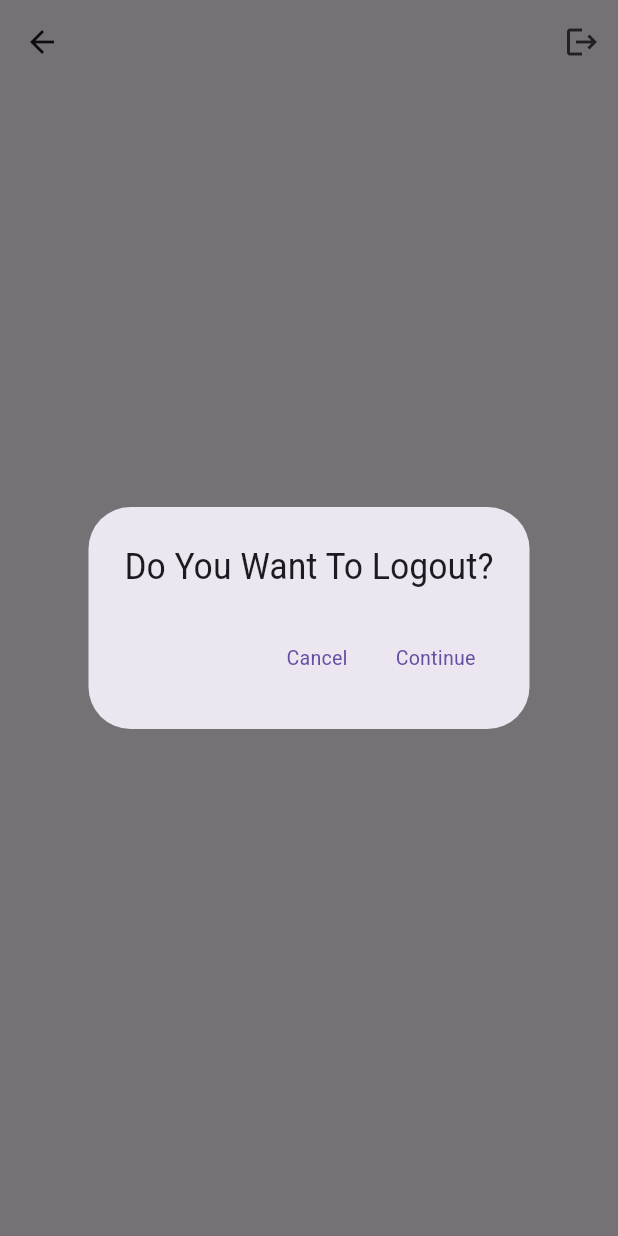
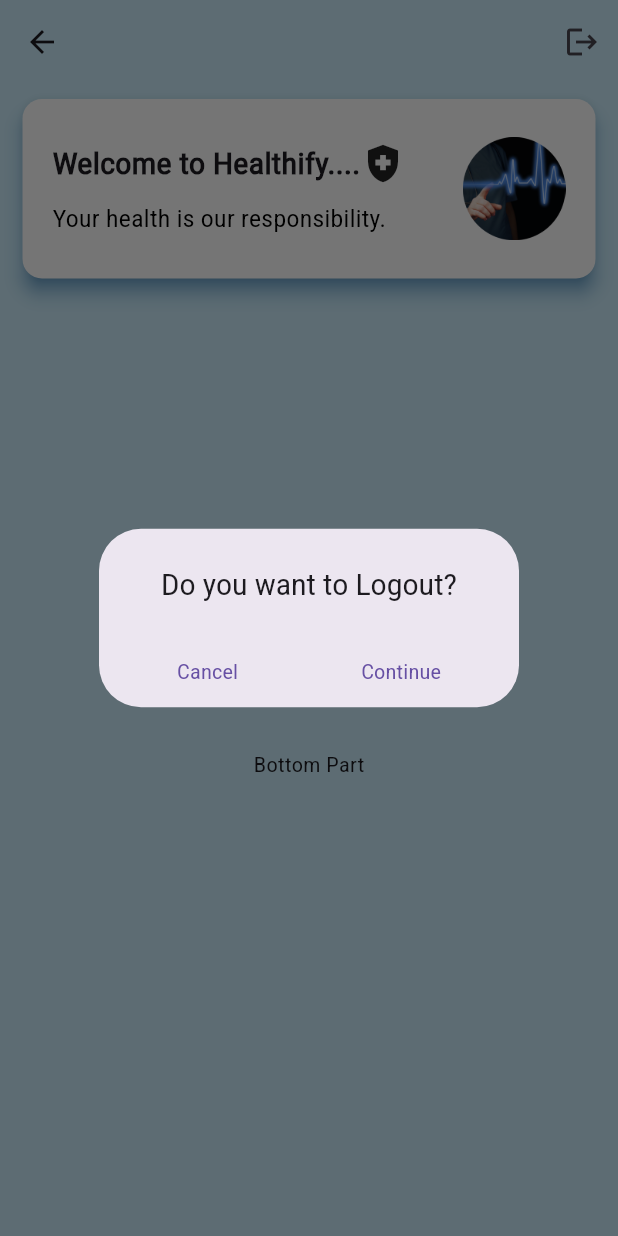
Before and after one commit to chamodlw/firebasic, a Flutter app: the HomePage screen opened by its route, after a tap on the "logout" icon, on a phone screen of 412 x 824 dp. Run offline on Flutter 3.47's test engine with Material 3 defaults, Android fonts, the phone set to English and light mode, and no system bars; our stand-ins replace auto_route, firebase_auth, firebase_core; accounts and stored records are empty.

Commit message:
top bar ok

```diff
--- a/lib/components/show_alert.dart
+++ b/lib/components/show_alert.dart
@@ -1,33 +1,46 @@
 import 'package:auto_route/auto_route.dart';
 import 'package:fire2/routes/app_router.dart';
+import 'package:firebase_auth/firebase_auth.dart';
 import 'package:flutter/material.dart';
+import '../styles/styles.dart';
 
 @RoutePage()
 class ShowAlert extends StatelessWidget {
-  showAlertDialog(BuildContext context) {
+  const ShowAlert({super.key}); // Added constructor for consistency
 
-  // set up the buttons
-  Widget cancelButton = TextButton(
-    child: Text("Cancel"),
-    onPressed:  () {},
-  );
-  Widget continueButton = TextButton(
-    child: Text("Continue"),
-    onPressed:  () {
+  void showAlertDialog(BuildContext context) {
+    // Set up the AlertDialog
+    AlertDialog alert = AlertDialog(
+      title: Center(
+        child: Text(
+          "Do you want to Logout?",
+          style: Styles.title3,
+        ),
+      ),
+      actionsPadding: const EdgeInsets.symmetric(horizontal: 40), // Add horizontal padding
+      actions: [
+        Row(
+          mainAxisAlignment: MainAxisAlignment.spaceBetween, // Justify buttons
+          children: [
+            TextButton(
+              child: const Text("Cancel"),
+              onPressed: () {
+                Navigator.of(context).pop(); // Close the dialog on cancel
+              },
+            ),
+            TextButton(
+              child: const Text("Continue"),
+              onPressed: () {
+                FirebaseAuth.instance.signOut();
                 AutoRouter.of(context).push(const LoginRoute());
               },
-  );
-
-  // set up the AlertDialog
-  AlertDialog alert = AlertDialog(
-    title: Text("Do You Want To Logout?"),
-    actions: [
-      cancelButton,
-      continueButton,
+            ),
+          ],
+        ),
       ],
     );
 
-  // show the dialog
+    // Show the dialog
     showDialog(
       context: context,
       builder: (BuildContext context) {
@@ -38,7 +51,14 @@
 
   @override
   Widget build(BuildContext context) {
-    // TODO: implement build
-    throw UnimplementedError();
+    // Trigger the alert dialog when this screen is built
+    Future.delayed(Duration.zero, () => showAlertDialog(context));
+
+    return Scaffold(
+      appBar: AppBar(title: const Text('Logout Alert')),
+      body: const Center(
+        child: Text('Press back to exit or check the alert dialog'),
+      ),
+    );
   }
 }
--- a/lib/homepage.dart
+++ b/lib/homepage.dart
@@ -1,8 +1,9 @@
 // homepage.dart
 import 'package:auto_route/auto_route.dart';
+import 'package:firebase_auth/firebase_auth.dart';
 import 'package:flutter/material.dart';
-import 'login.dart';
 import '../components/show_alert.dart';
+import '../styles/styles.dart';
 
 @RoutePage()
 class HomePage extends StatelessWidget {
@@ -10,7 +11,8 @@
   Widget build(BuildContext context) {
     return Scaffold(
       appBar: AppBar(
-
+        //add color
+        backgroundColor: Color.fromARGB(255, 202, 235, 250),
         actions: [
           IconButton(
             icon: Icon(Icons.logout),
@@ -20,7 +22,74 @@
           ),
         ],
       ),
-      body: Center(child: Text('Logged in successfully!')),
+      backgroundColor: Color.fromARGB(255, 202, 235, 250),
+      body: Column(
+        children: [
+          Expanded(
+            flex: 2,
+            child: Center(
+              child: Card(
+                margin:
+                    const EdgeInsets.symmetric(horizontal: 15, vertical: 10),
+                shape: RoundedRectangleBorder(
+                  borderRadius: BorderRadius.circular(13),
+                ),
+                elevation: 5,
+                shadowColor: Colors.blue,
+                color: Colors.white,
+                child: Container(
+                  width: double.infinity,
+                  height: double.infinity,
+                  padding: const EdgeInsets.all(20),
+                  child: Row(
+                    children: [
+                      Expanded(
+                        flex: 8,
+                        child: Column(
+                          mainAxisAlignment: MainAxisAlignment.center,
+                          children: [
+                            Row(children: [
+                              Text(
+                                'Welcome to Healthify....',
+                                style: Styles.title4,
+                              ),
+                              Icon(
+                                Icons.health_and_safety,
+                                size: 30,
+                              ),
+                            ]),
+                            SizedBox(height: 10),
+                            Row(children: [
+                              Text(
+                                'Your health is our responsibility.',
+                                style: Styles.text1,
+                              ),
+                            ]),
+                          ],
+                        ),
+                      ),
+                      Expanded(
+                        flex: 2,
+                        child: Container(
+                          child: Center(
+                            child: Image(image: AssetImage('assets/images/health.png')),
+                          ),
+                        ),
+                      ),
+                    ],
+                  ),
+                ),
+              ),
+            ),
+          ),
+          Expanded(
+            flex: 9,
+            child: Center(
+              child: Text('Bottom Part'),
+            ),
+          ),
+        ],
+      ),
     );
   }
 }
--- a/lib/main.dart
+++ b/lib/main.dart
@@ -14,6 +14,8 @@
   Widget build(BuildContext context) {
     AppRouter appRouter = AppRouter();
     return MaterialApp.router(
+      title: 'Fire2',
+      debugShowCheckedModeBanner: false,
       routerConfig: appRouter.config(),
     );
   }
--- a/lib/styles/styles.dart
+++ b/lib/styles/styles.dart
@@ -10,11 +10,23 @@
   static const TextStyle title2 = TextStyle(
     fontFamily: 'Roboto',
     fontSize: 20,
-    fontWeight: FontWeight.bold,
+  );
+  static const TextStyle title3 = TextStyle(
+    fontSize: 20,
+  );
+
+  static const TextStyle title4 = TextStyle(
+    fontSize: 20,
+    fontWeight: FontWeight.bold
   );
 
   static const TextStyle text1 = TextStyle(
     fontSize: 16,
-    color: Colors.blue,
+    color: Colors.black,
+  );
+
+  static const TextStyle text2 = TextStyle(
+    fontSize: 13,
+    color: Colors.black,
   );
 }
```
Also changed, not shown: lib/login.dart (+38 -17 lines), lib/signup.dart (+41 -15 lines). Lines whose indentation alone changed are shown as unchanged.
